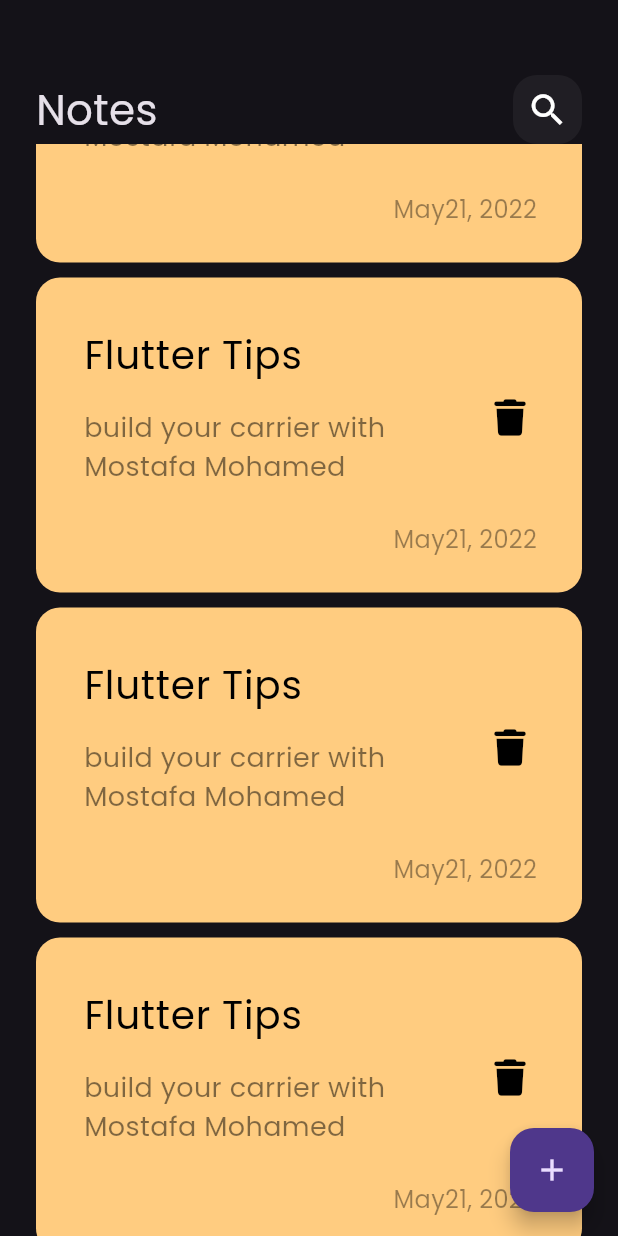
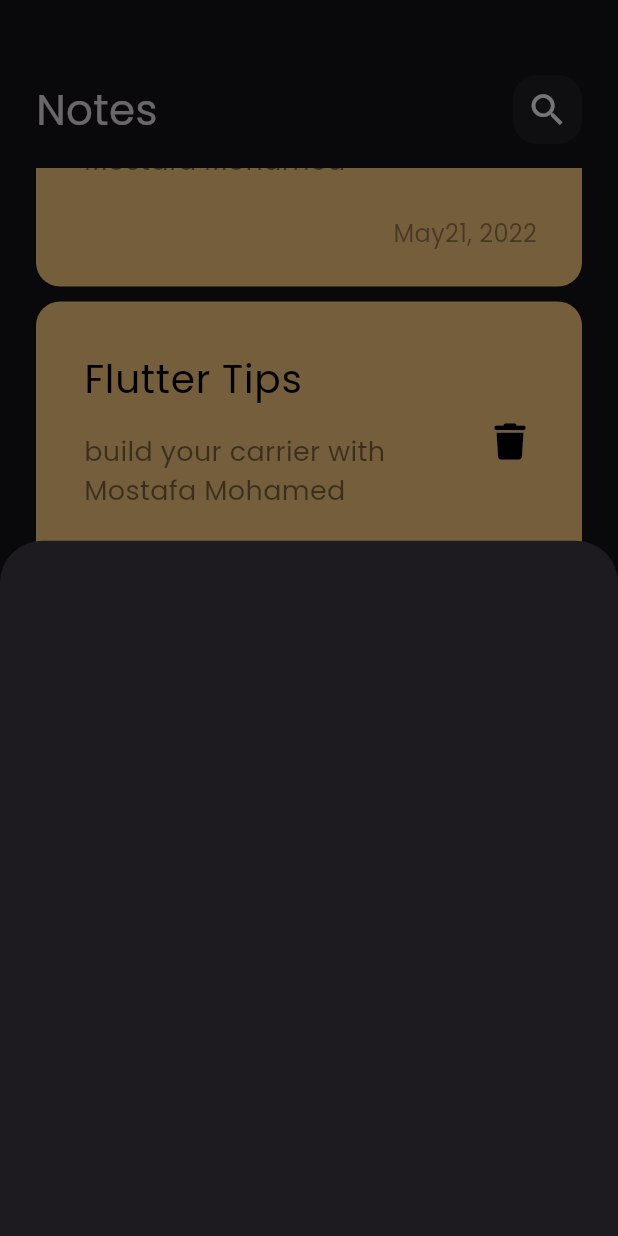
Before and after one commit to mostafa949/notes_app, a Flutter app: the screen it shows after launch, scrolled down 576 dp, after a tap on the "add" icon, on a phone screen of 412 x 824 dp. Run offline on Flutter 3.47's test engine with Material 3 defaults, Android fonts, the phone set to English and light mode, and no system bars; our stand-ins replace font_awesome_flutter.

Commit message:
show modal bottom sheet

```diff
--- a/lib/views/notes_view.dart
+++ b/lib/views/notes_view.dart
@@ -1,5 +1,6 @@
 import 'package:flutter/material.dart';
 
+import 'widgets/add_note_bottom_sheet.dart';
 import 'widgets/notes_view_body.dart';
 
 class NotesView extends StatelessWidget {
@@ -8,8 +9,15 @@ class NotesView extends StatelessWidget {
   @override
   Widget build(BuildContext context) {
     return Scaffold(
-      floatingActionButton:
-          FloatingActionButton(onPressed: () {}, child: const Icon(Icons.add)),
+      floatingActionButton: FloatingActionButton(
+          onPressed: () {
+            showModalBottomSheet(
+                context: context,
+                builder: (context) {
+                  return const AddNoteBottomSheet();
+                });
+          },
+          child: const Icon(Icons.add)),
       body: const NotesViewBody(),
     );
   }
--- /dev/null
+++ b/lib/views/widgets/add_note_bottom_sheet.dart
@@ -0,0 +1,10 @@
+import 'package:flutter/material.dart';
+
+class AddNoteBottomSheet extends StatelessWidget {
+  const AddNoteBottomSheet({super.key});
+
+  @override
+  Widget build(BuildContext context) {
+    return Container();
+  }
+}
--- a/lib/views/widgets/notes_list_view.dart
+++ b/lib/views/widgets/notes_list_view.dart
@@ -7,11 +7,15 @@ class NotesListView extends StatelessWidget {
 
   @override
   Widget build(BuildContext context) {
-    return ListView.builder(
-      itemBuilder: (context, index) {
-        return const Padding(
-            padding: EdgeInsets.symmetric(vertical: 5), child: NoteItem());
-      },
+    return Padding(
+      padding: const EdgeInsets.symmetric(vertical: 16),
+      child: ListView.builder(
+        padding: EdgeInsets.zero,
+        itemBuilder: (context, index) {
+          return const Padding(
+              padding: EdgeInsets.symmetric(vertical: 5), child: NoteItem());
+        },
+      ),
     );
   }
 }
```
